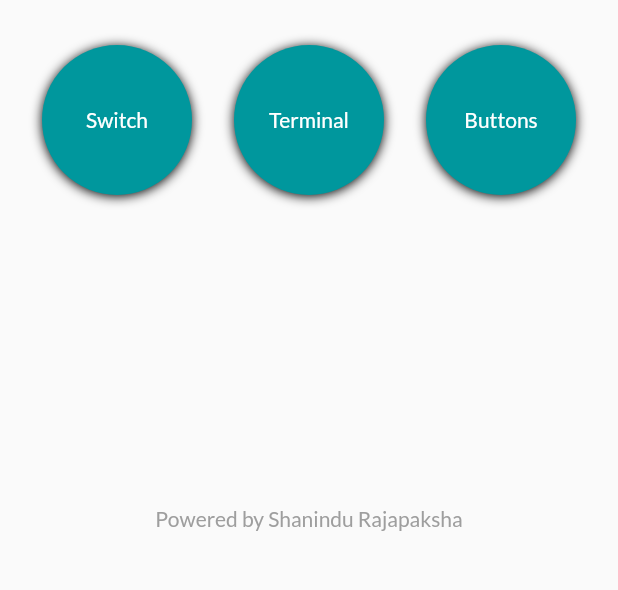
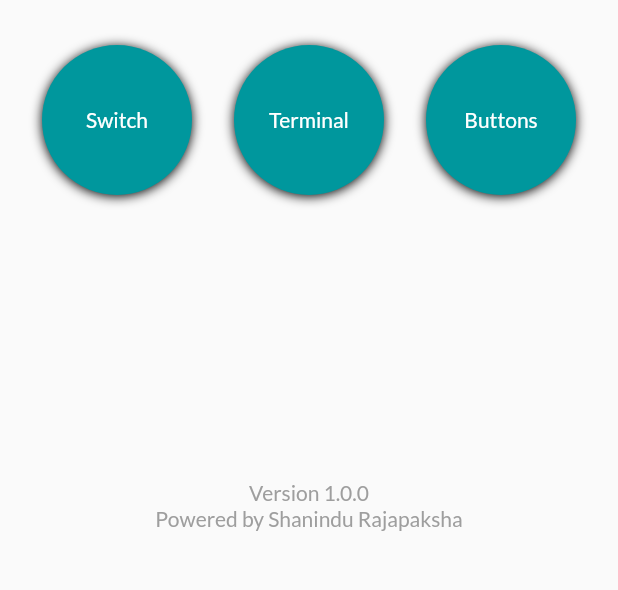
Before and after one commit to shanindur/flutter-bluetooth-controller, a Flutter app: the screen it shows after launch, after a tap on "NONE", on a phone screen of 412 x 824 dp, the part 615-1205 px from its top. Run offline on Flutter 3.47's test engine with Material 2 defaults, Android fonts, the phone set to English and light mode, and no system bars; our stand-ins replace flutter_bluetooth_serial, flutter_switch, package_info, vibration.

Commit message:
Upgrade UIs

```diff
--- a/application/lib/screens/home_screen.dart
+++ b/application/lib/screens/home_screen.dart
@@ -4,6 +4,7 @@ import 'package:application/screens/terminal_screen.dart';
 import 'package:flutter/cupertino.dart';
 import 'package:flutter_bluetooth_serial/flutter_bluetooth_serial.dart';
 import 'package:flutter/material.dart';
+import 'package:package_info/package_info.dart';
 // For performing some operations asynchronously
 import 'dart:async';
 import 'dart:convert';
@@ -39,6 +40,13 @@ class _HomeAppState extends State<HomeApp> {
     'neutralTextColor': Colors.blue,
   };
 
+  PackageInfo _packageInfo = PackageInfo(
+    appName: 'Unknown',
+    packageName: 'Unknown',
+    version: 'Unknown',
+    buildNumber: 'Unknown',
+  );
+
   // To track whether the device is still connected to Bluetooth
   bool get isConnected => connection != null && connection.isConnected;
 
@@ -51,6 +59,9 @@ class _HomeAppState extends State<HomeApp> {
   @override
   void initState() {
     super.initState();
+
+    //get package information
+    _initPackageInfo();
 
     // Get current state
     FlutterBluetoothSerial.instance.state.then((state) {
@@ -77,6 +88,13 @@ class _HomeAppState extends State<HomeApp> {
         }
         getPairedDevices();
       });
+    });
+  }
+
+  Future<void> _initPackageInfo() async {
+    final PackageInfo info = await PackageInfo.fromPlatform();
+    setState(() {
+      _packageInfo = info;
     });
   }
 
@@ -355,55 +373,6 @@ class _HomeAppState extends State<HomeApp> {
                                     fontSize: 18.0
                                 ),)),
                         ),
-//                      Padding(
-//                        padding: const EdgeInsets.all(10.0),
-//                        child: Card(
-//                          shape: RoundedRectangleBorder(
-//                            side: new BorderSide(
-//                              color: _deviceState == 0
-//                                  ? colors['neutralBorderColor']
-//                                  : _deviceState == 1
-//                                  ? colors['onBorderColor']
-//                                  : colors['offBorderColor'],
-//                              width: 3,
-//                            ),
-//                            borderRadius: BorderRadius.circular(4.0),
-//                          ),
-//                          elevation: _deviceState == 0 ? 4 : 0,
-//                          child: Padding(
-//                            padding: const EdgeInsets.all(8.0),
-//                            child: Row(
-//                              children: <Widget>[
-//                                Expanded(
-//                                  child: Text(
-//                                    "DEVICE",
-//                                    style: TextStyle(
-//                                      fontSize: 16,
-//                                      color: _deviceState == 0
-//                                          ? colors['neutralTextColor']
-//                                          : _deviceState == 1
-//                                          ? colors['onTextColor']
-//                                          : colors['offTextColor'],
-//                                    ),
-//                                  ),
-//                                ),
-//                                FlatButton(
-//                                  onPressed: _connected
-//                                      ? _sendOnMessageToBluetooth
-//                                      : null,
-//                                  child: Text("ON"),
-//                                ),
-//                                FlatButton(
-//                                  onPressed: _connected
-//                                      ? _sendOffMessageToBluetooth
-//                                      : null,
-//                                  child: Text("OFF"),
-//                                ),
-//                              ],
-//                            ),
-//                          ),
-//                        ),
-//                      ),
                         Container(
                           margin: EdgeInsets.only(top: 20.0),
                           child: Row(
@@ -508,7 +477,8 @@ class _HomeAppState extends State<HomeApp> {
                   height: MediaQuery.of(context).size.height - 600.0,
                   margin: EdgeInsets.only(bottom: 10.0),
                   alignment: Alignment.bottomCenter,
-                  child: Text("Powered by Shanindu Rajapaksha",
+                  child: Text("Version "+_packageInfo.version + "\nPowered by Shanindu Rajapaksha" ,
+                    textAlign: TextAlign.center,
                     style: TextStyle(
                         color: Colors.grey,
                         fontFamily: 'Lato',
--- a/application/lib/screens/terminal_screen.dart
+++ b/application/lib/screens/terminal_screen.dart
@@ -2,6 +2,7 @@ import 'dart:convert';
 
 import 'package:flutter/material.dart';
 import 'package:flutter_bluetooth_serial/flutter_bluetooth_serial.dart';
+import 'package:intl/intl.dart';
 
 class TerminalScreen extends StatefulWidget {
   final BluetoothDevice device;
@@ -159,7 +160,9 @@ class _TerminalScreenState extends State<TerminalScreen> {
         await widget.connection.output.allSent;
 
         setState(() {
-          messages.add(_Message(clientID, text, new TimeOfDay.now().toString()));
+          DateTime now = DateTime.now();
+          String formattedTime = DateFormat('kk:mm').format(now);
+          messages.add(_Message(clientID, text, formattedTime));
         });
 
         Future.delayed(Duration(milliseconds: 333)).then((_) {
--- a/application/pubspec.yaml
+++ b/application/pubspec.yaml
@@ -24,6 +24,8 @@ dependencies:
   flutter_bluetooth_serial: ^0.2.2
   vibration: ^1.4.0
   flutter_switch: ^0.1.1
+  package_info: ^0.4.1
+  intl: ^0.16.1
   flutter:
     sdk: flutter
 
```
Also changed, not shown: application/pubspec.lock.
